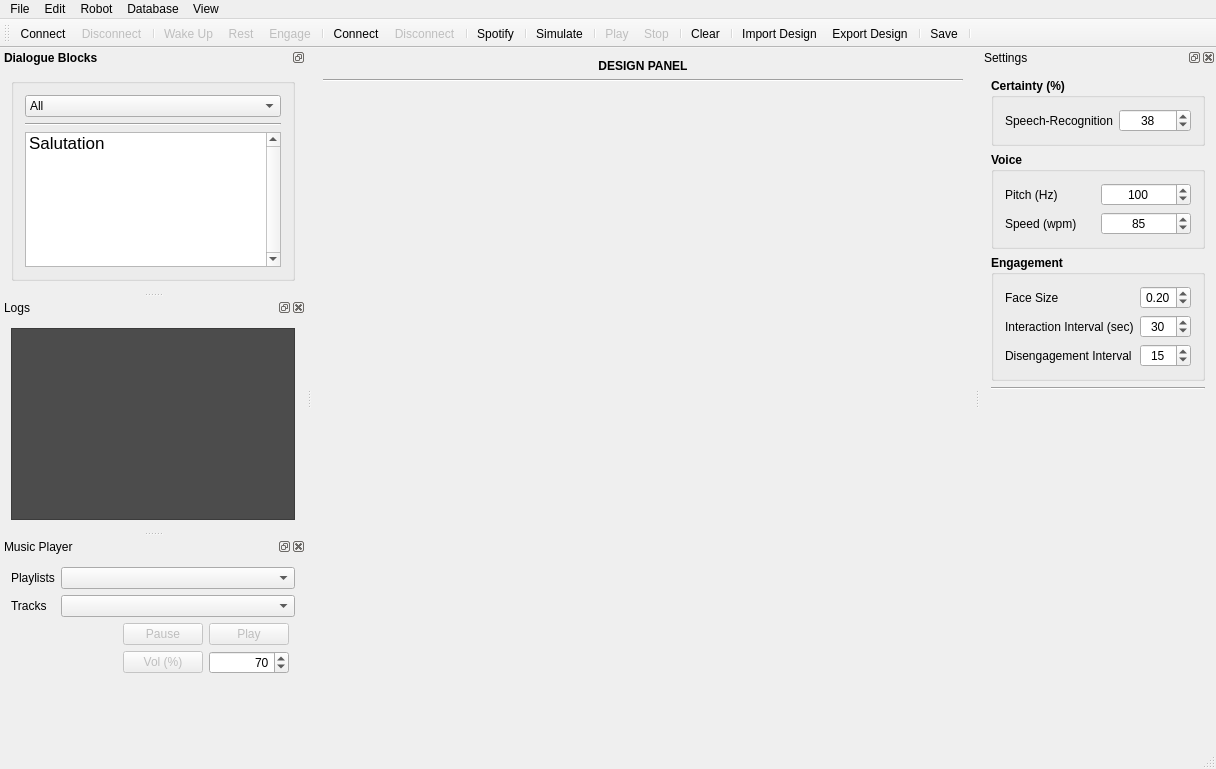
The window that interaction_manager/ui/dialogmainwindow.ui (ES-TUDelft/interaction-design-tool-ir) describes before a commit, drawn with Qt 5.
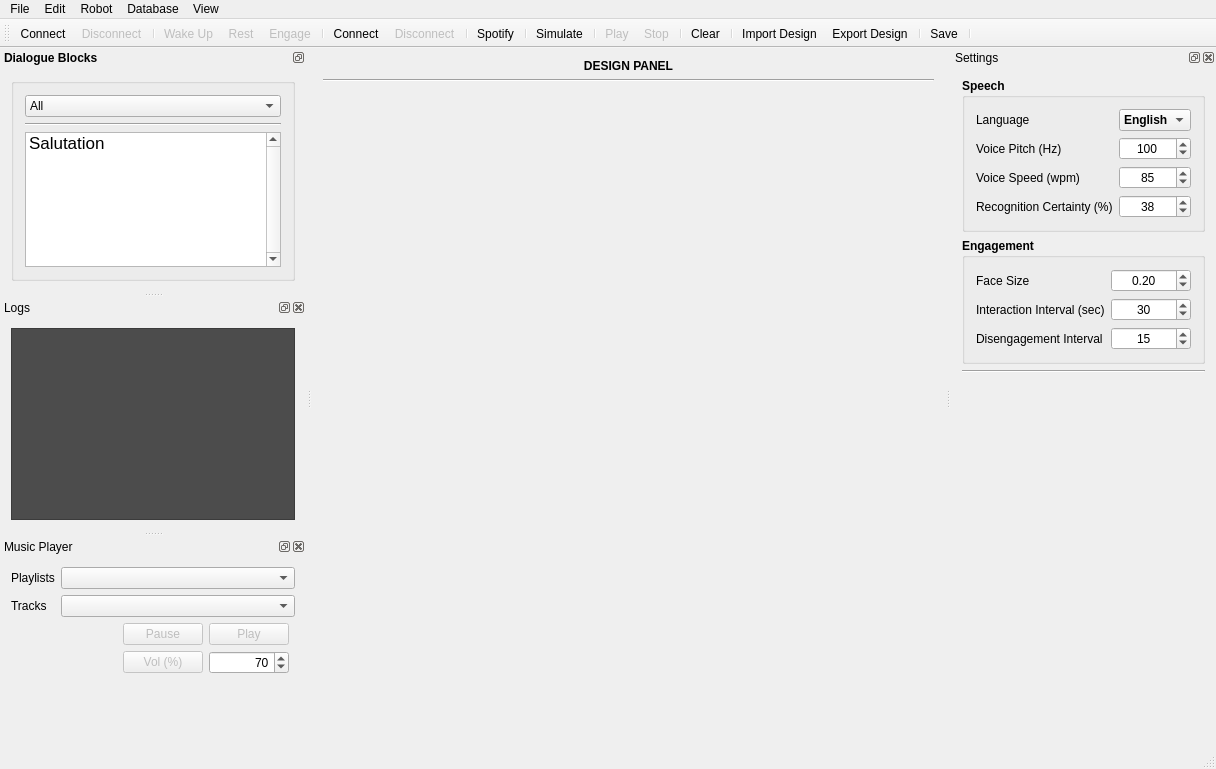
The same window after the commit. Icons and pictures are not drawn.

Commit message: Enabled language setting

What changed in the file:
```diff
--- a/interaction_manager/ui/dialogmainwindow.ui
+++ b/interaction_manager/ui/dialogmainwindow.ui
@@ -576,176 +576,7 @@
     <layout class="QGridLayout" name="gridLayout_4">
      <item row="0" column="0">
       <layout class="QGridLayout" name="gridLayout">
-       <item row="1" column="0" colspan="2">
-        <widget class="QGroupBox" name="voiceGroupBox">
-         <property name="font">
-          <font>
-           <weight>75</weight>
-           <bold>true</bold>
-          </font>
-         </property>
-         <property name="title">
-          <string>Voice</string>
-         </property>
-         <layout class="QGridLayout" name="gridLayout_12">
-          <item row="0" column="0">
-           <layout class="QGridLayout" name="gridLayout_13">
-            <item row="0" column="1">
-             <widget class="QSpinBox" name="voicePitchSpinBox">
-              <property name="font">
-               <font>
-                <weight>50</weight>
-                <bold>false</bold>
-               </font>
-              </property>
-              <property name="alignment">
-               <set>Qt::AlignCenter</set>
-              </property>
-              <property name="minimum">
-               <number>50</number>
-              </property>
-              <property name="maximum">
-               <number>200</number>
-              </property>
-              <property name="singleStep">
-               <number>5</number>
-              </property>
-              <property name="value">
-               <number>100</number>
-              </property>
-             </widget>
-            </item>
-            <item row="0" column="0">
-             <widget class="QLabel" name="label_3">
-              <property name="font">
-               <font>
-                <weight>50</weight>
-                <bold>false</bold>
-               </font>
-              </property>
-              <property name="text">
-               <string>Pitch (Hz)</string>
-              </property>
-             </widget>
-            </item>
-            <item row="1" column="0">
-             <widget class="QLabel" name="label_4">
-              <property name="font">
-               <font>
-                <weight>50</weight>
-                <bold>false</bold>
-               </font>
-              </property>
-              <property name="text">
-               <string>Speed (wpm)</string>
-              </property>
-             </widget>
-            </item>
-            <item row="1" column="1">
-             <widget class="QSpinBox" name="voiceSpeedSpinBox">
-              <property name="font">
-               <font>
-                <weight>50</weight>
-                <bold>false</bold>
-               </font>
-              </property>
-              <property name="alignment">
-               <set>Qt::AlignCenter</set>
-              </property>
-              <property name="minimum">
-               <number>50</number>
-              </property>
-              <property name="maximum">
-               <number>200</number>
-              </property>
-              <property name="singleStep">
-               <number>5</number>
-              </property>
-              <property name="value">
-               <number>85</number>
-              </property>
-             </widget>
-            </item>
-           </layout>
-          </item>
-         </layout>
-        </widget>
-       </item>
-       <item row="0" column="0" colspan="2">
-        <widget class="QGroupBox" name="certaintyGroupBox">
-         <property name="font">
-          <font>
-           <weight>75</weight>
-           <bold>true</bold>
-          </font>
-         </property>
-         <property name="title">
-          <string>Certainty (%)</string>
-         </property>
-         <layout class="QGridLayout" name="gridLayout_6">
-          <item row="0" column="0">
-           <layout class="QGridLayout" name="gridLayout_5">
-            <item row="0" column="1">
-             <widget class="QSpinBox" name="speechCertaintySpinBox">
-              <property name="font">
-               <font>
-                <weight>50</weight>
-                <bold>false</bold>
-               </font>
-              </property>
-              <property name="alignment">
-               <set>Qt::AlignCenter</set>
-              </property>
-              <property name="minimum">
-               <number>1</number>
-              </property>
-              <property name="maximum">
-               <number>100</number>
-              </property>
-              <property name="value">
-               <number>38</number>
-              </property>
-             </widget>
-            </item>
-            <item row="0" column="0">
-             <widget class="QLabel" name="label_2">
-              <property name="font">
-               <font>
-                <weight>50</weight>
-                <bold>false</bold>
-               </font>
-              </property>
-              <property name="text">
-               <string>Speech-Recognition</string>
-              </property>
-             </widget>
-            </item>
-           </layout>
-          </item>
-         </layout>
-        </widget>
-       </item>
-       <item row="5" column="1">
-        <spacer name="verticalSpacer">
-         <property name="orientation">
-          <enum>Qt::Vertical</enum>
-         </property>
-         <property name="sizeHint" stdset="0">
-          <size>
-           <width>20</width>
-           <height>40</height>
-          </size>
-         </property>
-        </spacer>
-       </item>
-       <item row="4" column="0" colspan="2">
-        <widget class="Line" name="line_2">
-         <property name="orientation">
-          <enum>Qt::Horizontal</enum>
-         </property>
-        </widget>
-       </item>
-       <item row="3" column="0" colspan="2">
+       <item row="2" column="0" colspan="2">
         <widget class="QGroupBox" name="engagementGroupBox">
          <property name="font">
           <font>
@@ -872,6 +703,178 @@
          </layout>
         </widget>
        </item>
+       <item row="0" column="0" colspan="2">
+        <widget class="QGroupBox" name="voiceGroupBox">
+         <property name="font">
+          <font>
+           <weight>75</weight>
+           <bold>true</bold>
+          </font>
+         </property>
+         <property name="title">
+          <string>Speech</string>
+         </property>
+         <layout class="QGridLayout" name="gridLayout_12">
+          <item row="0" column="0">
+           <layout class="QGridLayout" name="gridLayout_13">
+            <item row="1" column="0">
+             <widget class="QLabel" name="label_3">
+              <property name="font">
+               <font>
+                <weight>50</weight>
+                <bold>false</bold>
+               </font>
+              </property>
+              <property name="text">
+               <string>Voice Pitch (Hz)</string>
+              </property>
+             </widget>
+            </item>
+            <item row="2" column="0">
+             <widget class="QLabel" name="label_4">
+              <property name="font">
+               <font>
+                <weight>50</weight>
+                <bold>false</bold>
+               </font>
+              </property>
+              <property name="text">
+               <string>Voice Speed (wpm)</string>
+              </property>
+             </widget>
+            </item>
+            <item row="0" column="0">
+             <widget class="QLabel" name="label_10">
+              <property name="font">
+               <font>
+                <weight>50</weight>
+                <bold>false</bold>
+               </font>
+              </property>
+              <property name="text">
+               <string>Language</string>
+              </property>
+             </widget>
+            </item>
+            <item row="0" column="1">
+             <widget class="QComboBox" name="languageComboBox">
+              <item>
+               <property name="text">
+                <string>English</string>
+               </property>
+              </item>
+             </widget>
+            </item>
+            <item row="2" column="1">
+             <widget class="QSpinBox" name="voiceSpeedSpinBox">
+              <property name="font">
+               <font>
+                <weight>50</weight>
+                <bold>false</bold>
+               </font>
+              </property>
+              <property name="alignment">
+               <set>Qt::AlignCenter</set>
+              </property>
+              <property name="minimum">
+               <number>50</number>
+              </property>
+              <property name="maximum">
+               <number>200</number>
+              </property>
+              <property name="singleStep">
+               <number>5</number>
+              </property>
+              <property name="value">
+               <number>85</number>
+              </property>
+             </widget>
+            </item>
+            <item row="1" column="1">
+             <widget class="QSpinBox" name="voicePitchSpinBox">
+              <property name="font">
+               <font>
+                <weight>50</weight>
+                <bold>false</bold>
+               </font>
+              </property>
+              <property name="alignment">
+               <set>Qt::AlignCenter</set>
+              </property>
+              <property name="minimum">
+               <number>50</number>
+              </property>
+              <property name="maximum">
+               <number>200</number>
+              </property>
+              <property name="singleStep">
+               <number>5</number>
+              </property>
+              <property name="value">
+               <number>100</number>
+              </property>
+             </widget>
+            </item>
+            <item row="3" column="0">
+             <widget class="QLabel" name="label_2">
+              <property name="font">
+               <font>
+                <weight>50</weight>
+                <bold>false</bold>
+               </font>
+              </property>
+              <property name="text">
+               <string>Recognition Certainty (%)</string>
+              </property>
+             </widget>
+            </item>
+            <item row="3" column="1">
+             <widget class="QSpinBox" name="speechCertaintySpinBox">
+              <property name="font">
+               <font>
+                <weight>50</weight>
+                <bold>false</bold>
+               </font>
+              </property>
+              <property name="alignment">
+               <set>Qt::AlignCenter</set>
+              </property>
+              <property name="minimum">
+               <number>1</number>
+              </property>
+              <property name="maximum">
+               <number>100</number>
+              </property>
+              <property name="value">
+               <number>38</number>
+              </property>
+             </widget>
+            </item>
+           </layout>
+          </item>
+         </layout>
+        </widget>
+       </item>
+       <item row="3" column="0" colspan="2">
+        <widget class="Line" name="line_2">
+         <property name="orientation">
+          <enum>Qt::Horizontal</enum>
+         </property>
+        </widget>
+       </item>
+       <item row="4" column="1">
+        <spacer name="verticalSpacer">
+         <property name="orientation">
+          <enum>Qt::Vertical</enum>
+         </property>
+         <property name="sizeHint" stdset="0">
+          <size>
+           <width>20</width>
+           <height>40</height>
+          </size>
+         </property>
+        </spacer>
+       </item>
       </layout>
      </item>
     </layout>
```
The commit also changes 6 other files.
